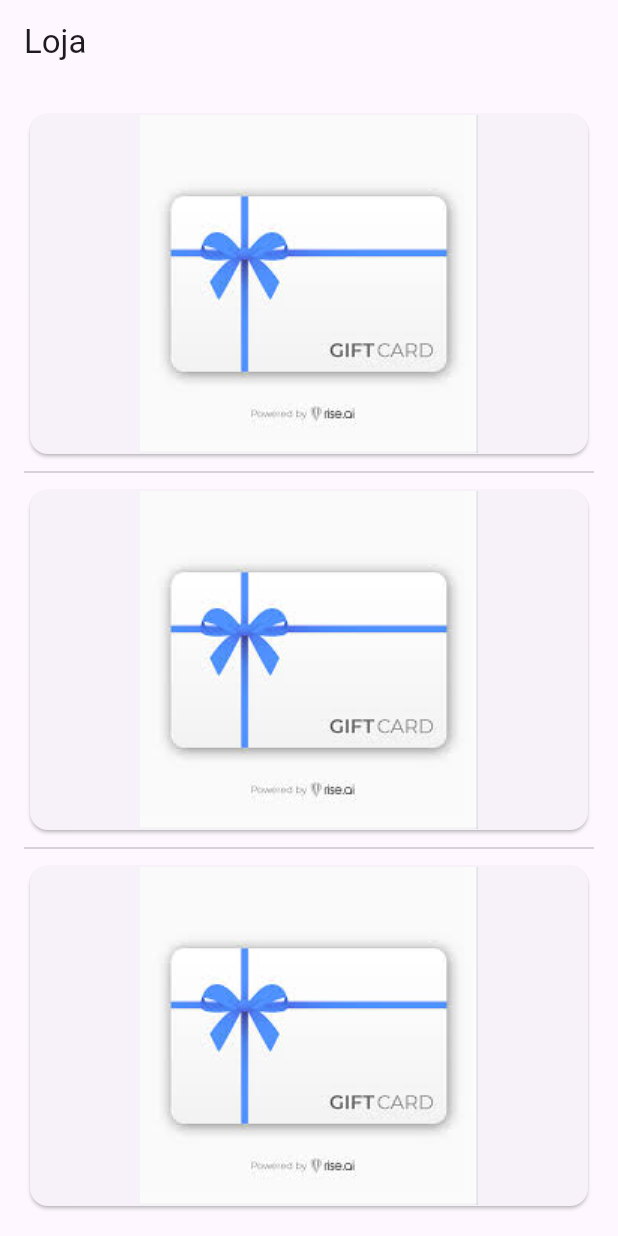
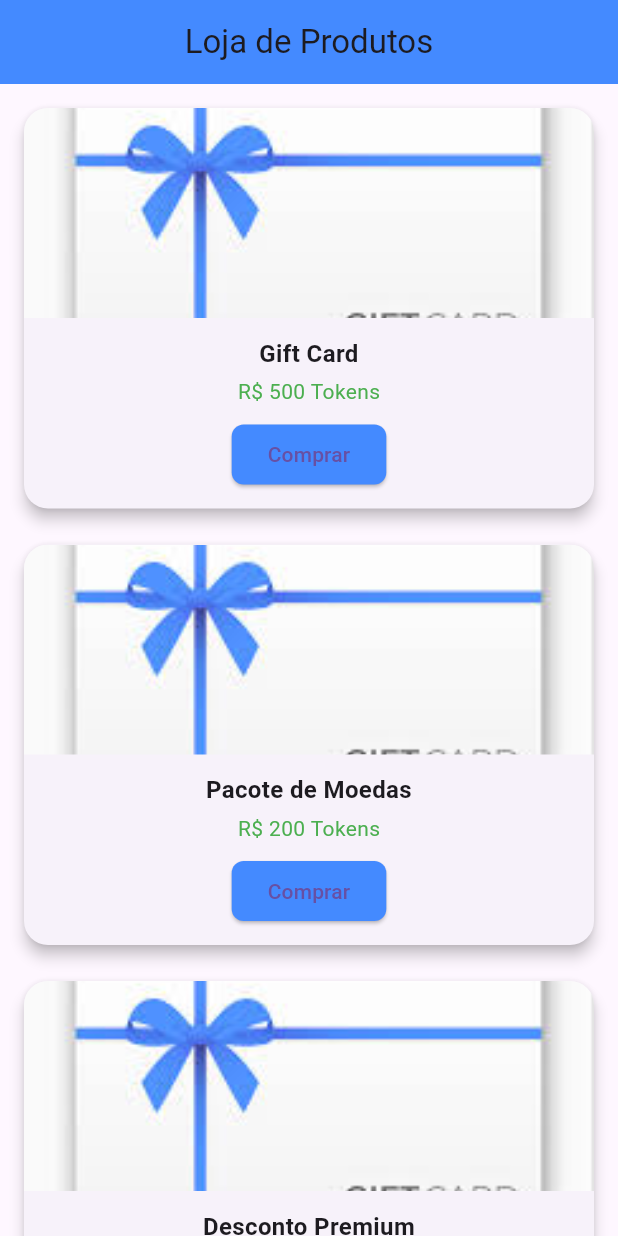
Before and after one commit to thiago0-08/TDL_Lembretes, a Flutter app: the LojaPage screen opened directly, on a phone screen of 412 x 824 dp. Run offline on Flutter 3.47's test engine with Material 3 defaults, Android fonts, the phone set to English and light mode, and no system bars.

Commit message:
ajuste nos card da loja

```diff
--- a/lib/pages/Home.dart
+++ b/lib/pages/Home.dart
@@ -15,7 +15,7 @@ class _MyHomePageState extends State<MyHomePage> {
 
   final List<Widget> pages = [
     Center(child: Text('Página Inicial', style: TextStyle(fontSize: 24))),
-    Lista_de_TarefasPage(),
+    ListTileApp(),
     PaginaLembrete(),
     CalendarioPage(),
     LojaPage(),
--- a/lib/pages/Loja.dart
+++ b/lib/pages/Loja.dart
@@ -1,43 +1,104 @@
 import 'package:flutter/material.dart';
 
 class LojaPage extends StatelessWidget {
-  const LojaPage({super.key});
+  final List<Map<String, dynamic>> produtos = [
+    {
+      'nome': 'Gift Card',
+      'preco': 'R\$ 500 Tokens',
+      'imagem': 'assets/giftcard.jpg',
+    },
+    {
+      'nome': 'Pacote de Moedas',
+      'preco': 'R\$ 200 Tokens',
+      'imagem': 'assets/giftcard.jpg',
+    },
+    {
+      'nome': 'Desconto Premium',
+      'preco': 'R\$ 100 Tokens',
+      'imagem': 'assets/giftcard.jpg',
+    },
+  ];
 
   @override
   Widget build(BuildContext context) {
     return Scaffold(
-      appBar: AppBar(title: const Text("Loja")),
+      appBar: AppBar(
+        title: Text("Loja de Produtos"),
+        backgroundColor: Colors.blueAccent,
+        centerTitle: true,
+      ),
+      body: ListView.builder(
+        padding: const EdgeInsets.all(12),
+        itemCount: produtos.length,
+        itemBuilder: (context, index) {
+          final produto = produtos[index];
+          return Padding(
+            padding: const EdgeInsets.only(bottom: 16.0),
+            child: ProdutoCard(
+              nome: produto['nome'],
+              preco: produto['preco'],
+              imagem: produto['imagem'],
+            ),
+          );
+        },
+      ),
+    );
+  }
+}
 
-      body: Padding(
-        padding: const EdgeInsets.all(16.0),
+class ProdutoCard extends StatelessWidget {
+  final String nome;
+  final String preco;
+  final String imagem;
+
+  const ProdutoCard({
+    required this.nome,
+    required this.preco,
+    required this.imagem,
+  });
+
+  @override
+  Widget build(BuildContext context) {
+    return Card(
+      elevation: 4,
+      shape: RoundedRectangleBorder(borderRadius: BorderRadius.circular(16)),
       child: Column(
-          children: <Widget>[
-            Expanded(
-              child: Card(
-                child: SizedBox.expand(
-                  child: Image.asset('assets/giftcard.jpg'),
+        crossAxisAlignment: CrossAxisAlignment.stretch,
+        children: [
+          ClipRRect(
+            borderRadius: BorderRadius.vertical(top: Radius.circular(16)),
+            child: Image.asset(imagem, fit: BoxFit.cover, height: 140),
+          ),
+          Padding(
+            padding: const EdgeInsets.all(12.0),
+            child: Column(
+              children: [
+                Text(
+                  nome,
+                  style: TextStyle(fontSize: 16, fontWeight: FontWeight.bold),
+                  textAlign: TextAlign.center,
+                ),
+                SizedBox(height: 4),
+                Text(
+                  preco,
+                  style: TextStyle(fontSize: 14, color: Colors.green),
+                ),
+                SizedBox(height: 8),
+                ElevatedButton(
+                  onPressed: () {},
+                  style: ElevatedButton.styleFrom(
+                    backgroundColor: Colors.blueAccent,
+                    shape: RoundedRectangleBorder(
+                      borderRadius: BorderRadius.circular(8),
                     ),
                   ),
+                  child: Text("Comprar"),
                 ),
-            const Divider(),
-            Expanded(
-              child: Card(
-                child: SizedBox.expand(
-                  child: Image.asset('assets/giftcard.jpg'),
-                ),
-              ),
-            ),
-            const Divider(),
-            Expanded(
-              child: Card(
-                child: SizedBox.expand(
-                  child: Image.asset('assets/giftcard.jpg'),
-                ),
+              ],
             ),
           ),
         ],
       ),
-      ),
     );
   }
 }
```
Lines whose indentation alone changed are shown as unchanged.
